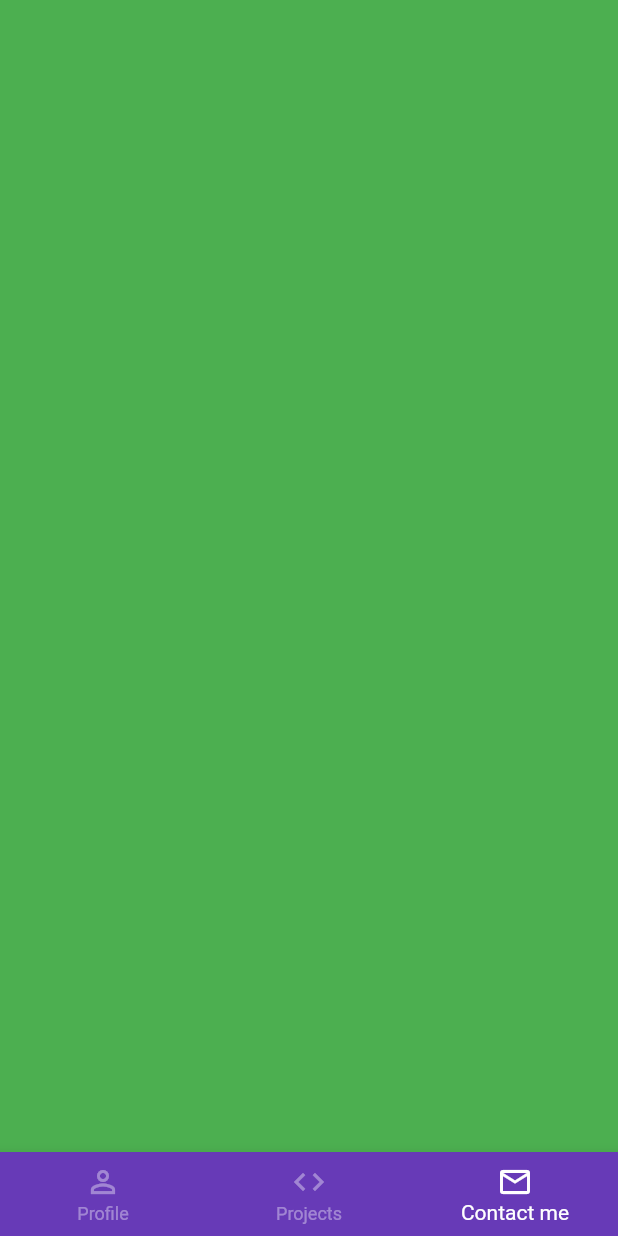
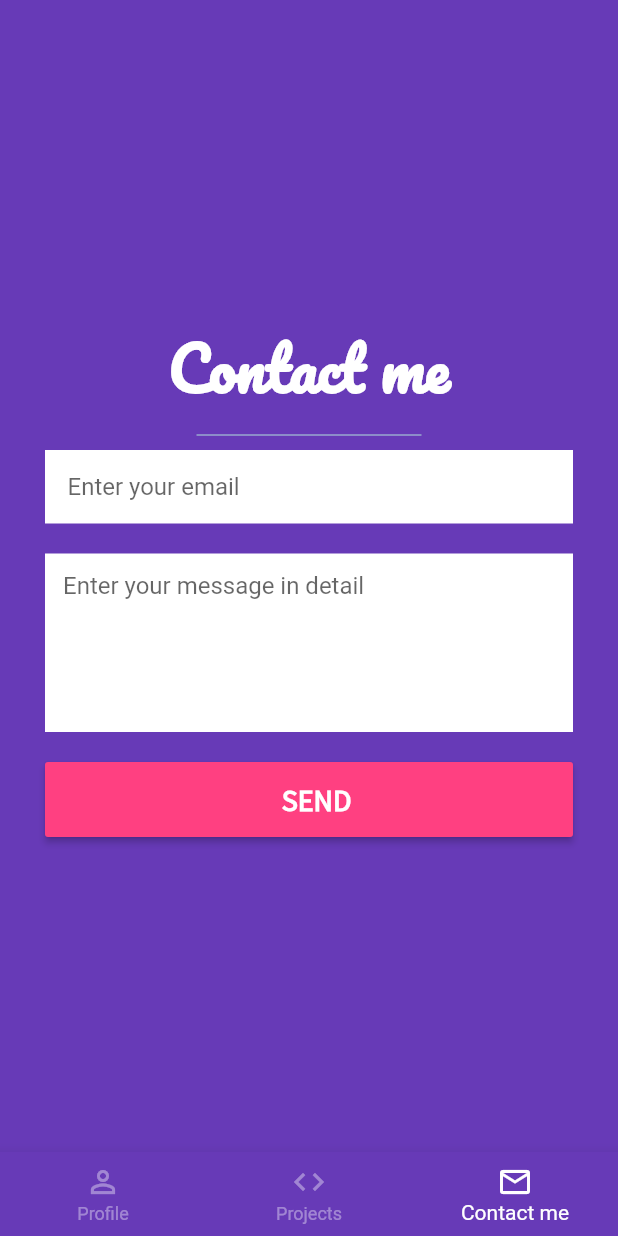
Before and after one commit to kiranojhanp/Flutter-Portfolio, a Flutter app: the screen it shows after launch, item 3 of the bottom bar chosen, on a phone screen of 412 x 824 dp. Run offline on Flutter 3.47's test engine with Material 2 defaults, Android fonts, the light colour scheme and no system bars; our stand-ins replace font_awesome_flutter.

Commit message:
Projects cards are added

```diff
--- /dev/null
+++ b/lib/Contact.dart
@@ -0,0 +1,112 @@
+import 'package:flutter/material.dart';
+
+class Contact extends StatefulWidget {
+  @override
+  _ContactState createState() => _ContactState();
+}
+
+class _ContactState extends State<Contact> {
+  final _formKey = GlobalKey<FormState>();
+
+  @override
+  Widget build(BuildContext context) {
+    return Container(
+      color: Colors.deepPurple,
+      child: Container(
+        margin: EdgeInsets.all(30),
+        child: Column(
+          mainAxisAlignment: MainAxisAlignment.center,
+          children: <Widget>[
+            Form(
+              key: _formKey,
+              child: Column(
+                children: <Widget>[
+                  Text(
+                    'Contact me',
+                    style: TextStyle(
+                      fontFamily: 'Pacifico',
+                      fontSize: 40.0,
+                      color: Colors.white,
+                      fontWeight: FontWeight.bold,
+                    ),
+                  ),
+                  SizedBox(
+                    height: 20.0,
+                    width: 150.0,
+                    child: Divider(
+                      color: Colors.teal[100],
+                    ),
+                  ),
+                  TextFormField(
+                    validator: (value) {
+                      if (value.isEmpty) {
+                        return 'Email is required';
+                      }
+                      return null;
+                    },
+                    decoration: const InputDecoration(
+                      fillColor: Colors.white,
+                      filled: true,
+                      border: InputBorder.none,
+                      hintText: 'Enter your email',
+                      contentPadding: const EdgeInsets.all(15.0),
+                      isDense: true,
+                      errorStyle: TextStyle(
+                          fontSize: 15.0,
+                          color: Colors.pinkAccent,
+                          backgroundColor: Colors.black26),
+                    ),
+                  ),
+
+                  SizedBox(
+                    height: 20.0,
+                  ),
+                  TextField(
+                    maxLines: 5,
+                    autocorrect: true,
+                    decoration: InputDecoration(
+                        hintText: "Enter your message in detail",
+                        fillColor: Colors.white,
+                        filled: true,
+                        border: InputBorder.none),
+                  ),
+                  SizedBox(
+                    height: 20.0,
+                  ),
+                  MaterialButton(
+                    onPressed: () {
+                      if (_formKey.currentState.validate()) {
+                        Scaffold.of(context).showSnackBar(
+                            SnackBar(content: Text('Processing Data')));
+                      }
+                    },
+                    color: Colors.pinkAccent,
+                    minWidth: double.infinity,
+                    height: 50.0,
+                    child: Row(
+                      mainAxisAlignment: MainAxisAlignment.center,
+                      children: [
+                        // Icon(Icons.check),
+                        SizedBox(
+                          width: 10.0,
+                        ),
+                        Text(
+                          'SEND',
+                          style: TextStyle(
+                              fontWeight: FontWeight.bold,
+                              color: Colors.white,
+                              fontSize: 20.0,
+                              fontFamily: 'Source Sans Pro'),
+                        )
+                      ],
+                    ),
+                  ),
+                ],
+              ),
+            ),
+          ],
+        ),
+      ),
+    );
+  }
+}
--- a/lib/home_widget.dart
+++ b/lib/home_widget.dart
@@ -1,6 +1,7 @@
 import 'package:flutter/material.dart';
-import 'placeholder_widget.dart';
 import 'Profile.dart';
+import 'Contact.dart';
+import 'Projects.dart';
 
 class Home extends StatefulWidget {
   @override
@@ -12,11 +13,7 @@ class Home extends StatefulWidget {
 class _HomeState extends State<Home> {
   int _currentIndex = 0;
 
-  final List<Widget> _children = [
-    Profile(),
-    PlaceholderWidget(Colors.deepOrange),
-    PlaceholderWidget(Colors.green)
-  ];
+  final List<Widget> _children = [Profile(), Projects(), Contact()];
 
   void onTabTapped(int index) {
     setState(() {
@@ -34,7 +31,6 @@ class _HomeState extends State<Home> {
         backgroundColor: Colors.deepPurple,
         selectedItemColor: Colors.white,
         unselectedItemColor: Colors.white38,
-
         items: <BottomNavigationBarItem>[
           BottomNavigationBarItem(
               icon: Icon(Icons.person_outline), label: 'Profile'),
--- a/lib/main.dart
+++ b/lib/main.dart
@@ -1,4 +1,5 @@
 import 'package:flutter/material.dart';
+
 import 'home_widget.dart';
 
 void main() {
--- a/lib/placeholder_widget.dart
+++ /dev/null
@@ -1,14 +0,0 @@
-import 'package:flutter/material.dart';
-
-class PlaceholderWidget extends StatelessWidget {
- final Color color;
-
- PlaceholderWidget(this.color);
-
- @override
- Widget build(BuildContext context) {
-   return Container(
-     color: color,
-   );
- }
-}
--- a/pubspec.yaml
+++ b/pubspec.yaml
@@ -15,6 +15,7 @@ dependencies:
   cupertino_icons: ^1.0.0
   url_launcher: ^5.7.2
   font_awesome_flutter: ^8.8.1
+  intl: ^0.16.1
 
 dev_dependencies:
   flutter_test:
```
Also changed, not shown: lib/Carddata.dart (added, +10 -0 lines), lib/Projects.dart (added, +82 -0 lines), pubspec.lock.
